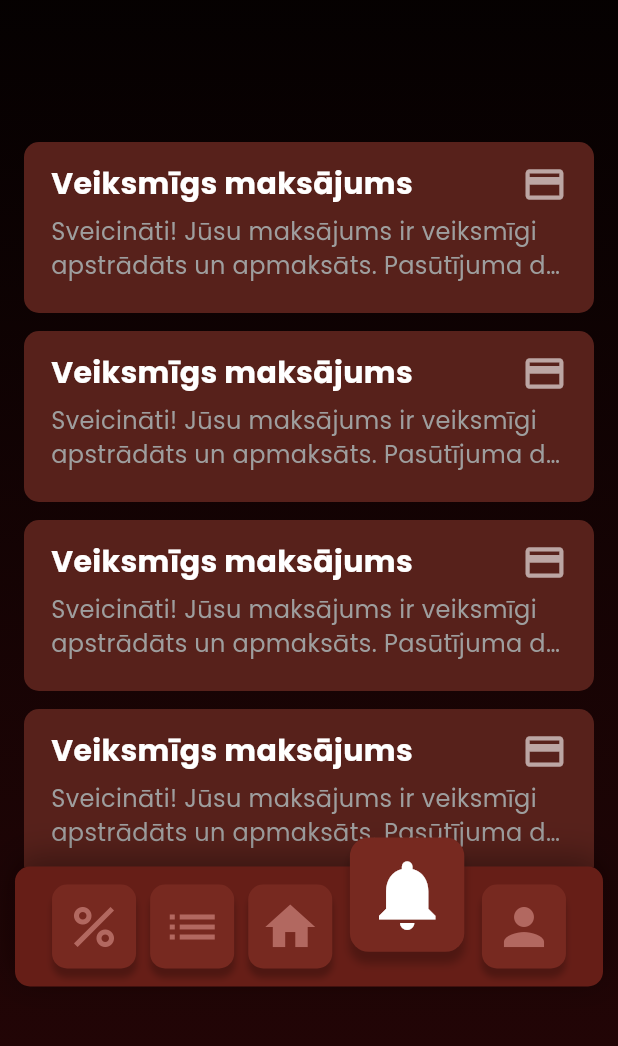
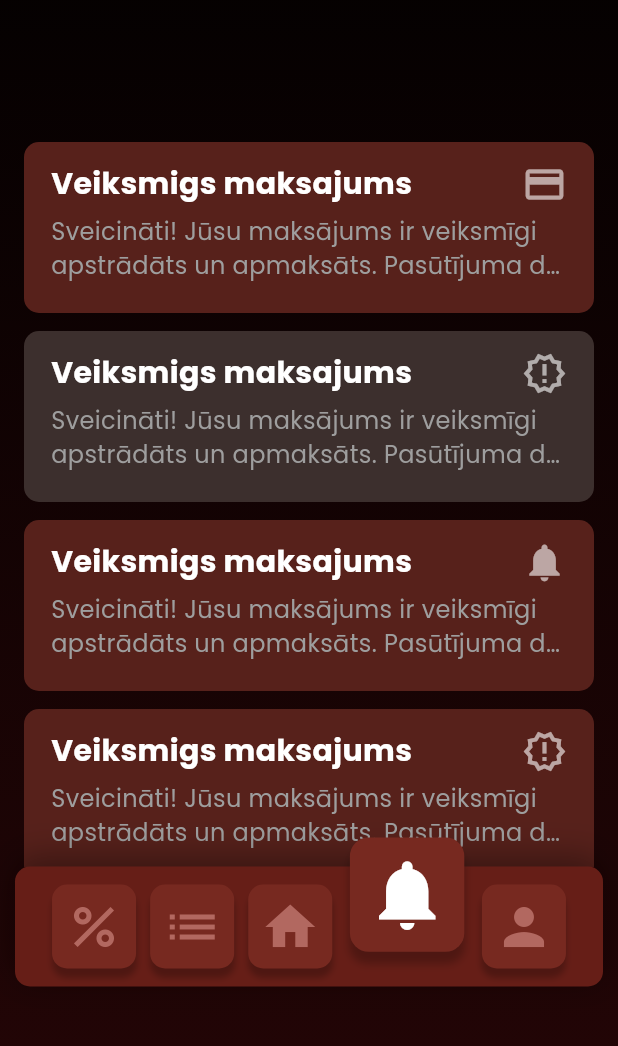
Before and after one commit to mechanical-echo/filmu_nams, a Flutter app: the screen it shows once a user with an empty profile is signed in, item 4 of the bottom bar chosen, on a phone screen of 412 x 824 dp, the part 182-1228 px from its top. Run offline on Flutter 3.47's test engine with Material 3 defaults, Android fonts, the phone set to English and light mode, and no system bars; drawn by our look-alikes of bordered_text; our stand-ins replace cloud_firestore, firebase_auth, firebase_core, firebase_storage, flutter_svg, google_fonts and 2 more; missing offline and left inert: pattern_background; accounts and stored records are empty; generated files the repository leaves out were written again; Roboto replaces fonts that are missing (Kodchasan).

Commit message:
notification action placeholders | loading | notification class and enums

```diff
--- a/lib/assets/theme.dart
+++ b/lib/assets/theme.dart
@@ -6,6 +6,7 @@ ThemeData theme = ThemeData(
     primaryColor: Color.fromARGB(255, 123, 29, 29),
     focusColor: Color.fromARGB(255, 119, 41, 32),
     cardColor: Color.fromARGB(255, 87, 33, 27),
+    disabledColor: Color.fromARGB(255, 60, 47, 45),
     bottomNavigationBarTheme: BottomNavigationBarThemeData(
         backgroundColor: Color.fromARGB(255, 102, 30, 23),
         unselectedItemColor: Color.fromARGB(255, 178, 104, 96),
--- a/lib/views/client/main/notifications/notifications.dart
+++ b/lib/views/client/main/notifications/notifications.dart
@@ -1,23 +1,76 @@
 import 'package:flutter/material.dart';
 import 'package:google_fonts/google_fonts.dart';
+import 'package:loading_animation_widget/loading_animation_widget.dart';
+
+enum NotificationState { read, unread, deleted }
+
+enum NotificationType { payment, reminder, other }
+
+IconData getNotificationIcon(NotificationType type) {
+  switch (type) {
+    case NotificationType.payment:
+      return Icons.payment;
+    case NotificationType.reminder:
+      return Icons.notifications;
+    case NotificationType.other:
+      return Icons.new_releases_outlined;
+  }
+}
+
+class Notification {
+  Notification({
+    required this.title,
+    required this.message,
+    this.state = NotificationState.unread,
+    this.type = NotificationType.other,
+  });
+
+  final String title;
+  final String message;
+
+  NotificationState state;
+  NotificationType type;
+}
 
 class Notifications extends StatelessWidget {
   const Notifications({super.key});
 
   @override
   Widget build(BuildContext context) {
-    List<String> notifications = [
-      "Veiksmīgs maksājums",
-      "Veiksmīgs maksājums",
-      "Veiksmīgs maksājums",
-      "Veiksmīgs maksājums",
-      "Veiksmīgs maksājums",
-      "Veiksmīgs maksājums",
-      "Veiksmīgs maksājums",
-      "Veiksmīgs maksājums",
-      "Veiksmīgs maksājums",
-      "Veiksmīgs maksājums",
-      "Veiksmīgs maksājums",
+    List<Notification> notifications = [
+      Notification(
+        title: "Veiksmigs maksajums",
+        message:
+            "Sveicināti! Jūsu maksājums ir veiksmīgi apstrādāts un apmaksāts. Pasūtījuma detaļas: 1 piegušo biļete filmai “Lorem Ipsum”",
+        type: NotificationType.payment,
+      ),
+      Notification(
+        title: "Veiksmigs maksajums",
+        message:
+            "Sveicināti! Jūsu maksājums ir veiksmīgi apstrādāts un apmaksāts. Pasūtījuma detaļas: 1 piegušo biļete filmai “Lorem Ipsum”",
+        state: NotificationState.read,
+      ),
+      Notification(
+        title: "Veiksmigs maksajums",
+        message:
+            "Sveicināti! Jūsu maksājums ir veiksmīgi apstrādāts un apmaksāts. Pasūtījuma detaļas: 1 piegušo biļete filmai “Lorem Ipsum”",
+        type: NotificationType.reminder,
+      ),
+      Notification(
+        title: "Veiksmigs maksajums",
+        message:
+            "Sveicināti! Jūsu maksājums ir veiksmīgi apstrādāts un apmaksāts. Pasūtījuma detaļas: 1 piegušo biļete filmai “Lorem Ipsum”",
+      ),
+      Notification(
+        title: "Veiksmigs maksajums",
+        message:
+            "Sveicināti! Jūsu maksājums ir veiksmīgi apstrādāts un apmaksāts. Pasūtījuma detaļas: 1 piegušo biļete filmai “Lorem Ipsum”",
+      ),
+      Notification(
+        title: "Veiksmigs maksajums",
+        message:
+            "Sveicināti! Jūsu maksājums ir veiksmīgi apstrādāts un apmaksāts. Pasūtījuma detaļas: 1 piegušo biļete filmai “Lorem Ipsum”",
+      ),
     ];
 
     return Padding(
@@ -29,7 +82,7 @@ class Notifications extends StatelessWidget {
             children: List.generate(
               notifications.length,
               (index) => NotificationItem(
-                notifcationTitle: notifications[index],
+                notification: notifications[index],
               ),
             ),
           ),
@@ -40,9 +93,9 @@ class Notifications extends StatelessWidget {
 }
 
 class NotificationItem extends StatefulWidget {
-  const NotificationItem({super.key, required this.notifcationTitle});
+  const NotificationItem({super.key, required this.notification});
 
-  final String notifcationTitle;
+  final Notification notification;
 
   @override
   State<NotificationItem> createState() => _NotificationItemState();
@@ -50,6 +103,7 @@ class NotificationItem extends StatefulWidget {
 
 class _NotificationItemState extends State<NotificationItem> {
   bool isExpanded = false;
+  bool isLoading = false;
 
   @override
   Widget build(BuildContext context) {
@@ -60,11 +114,7 @@ class _NotificationItemState extends State<NotificationItem> {
       alignment: Alignment.topCenter,
       curve: Cubic(.69, -0.29, .4, 1.73),
       child: GestureDetector(
-        onTap: () {
-          setState(() {
-            isExpanded = !isExpanded;
-          });
-        },
+        onTap: _toggleExpanded,
         child: Container(
           padding:
               const EdgeInsets.only(top: 13, left: 18, right: 18, bottom: 20),
@@ -76,10 +126,19 @@ class _NotificationItemState extends State<NotificationItem> {
           ),
           width: width,
           decoration: BoxDecoration(
-            color: Theme.of(context).cardColor,
+            color: widget.notification.state == NotificationState.unread
+                ? Theme.of(context).cardColor
+                : Theme.of(context).disabledColor,
             borderRadius: BorderRadius.circular(10),
           ),
-          child: Column(
+          child: isLoading
+              ? Center(
+                  child: LoadingAnimationWidget.stretchedDots(
+                    size: 100,
+                    color: Colors.white,
+                  ),
+                )
+              : Column(
                   children: [
                     Padding(
                       padding: const EdgeInsets.only(bottom: 5.0),
@@ -87,14 +146,14 @@ class _NotificationItemState extends State<NotificationItem> {
                         mainAxisAlignment: MainAxisAlignment.spaceBetween,
                         children: [
                           Text(
-                      widget.notifcationTitle,
+                            widget.notification.title,
                             style: GoogleFonts.poppins(
                                 fontSize: 20,
                                 color: Colors.white,
                                 fontWeight: FontWeight.bold),
                           ),
                           Icon(
-                      Icons.payment,
+                            getNotificationIcon(widget.notification.type),
                             color: Colors.white60,
                             size: 30,
                           ),
@@ -102,14 +161,15 @@ class _NotificationItemState extends State<NotificationItem> {
                       ),
                     ),
                     Text(
-                "Sveicināti! Jūsu maksājums ir veiksmīgi apstrādāts un apmaksāts. Pasūtījuma detaļas: 1 piegušo biļete filmai “Lorem Ipsum”",
+                      widget.notification.message,
                       style: GoogleFonts.poppins(
                         color: Colors.grey[500],
                         fontSize: 16,
                       ),
                       maxLines: isExpanded ? null : 2,
-                overflow:
-                    isExpanded ? TextOverflow.visible : TextOverflow.ellipsis,
+                      overflow: isExpanded
+                          ? TextOverflow.visible
+                          : TextOverflow.ellipsis,
                     ),
                     if (isExpanded)
                       Padding(
@@ -118,19 +178,31 @@ class _NotificationItemState extends State<NotificationItem> {
                           mainAxisAlignment: MainAxisAlignment.spaceBetween,
                           children: [
                             FilledButton(
-                        onPressed: () {},
+                              onPressed: _toggleRead,
                               style: FilledButton.styleFrom(
                                 fixedSize: Size(200, 40),
+                                backgroundColor: widget.notification.state ==
+                                        NotificationState.unread
+                                    ? Theme.of(context).focusColor
+                                    : Theme.of(context)
+                                        .disabledColor
+                                        .withRed(100),
                               ),
                               child: Text(
-                          "Atzimet ka lasito",
+                                "Atzimēt kā ${widget.notification.state == NotificationState.unread ? "izlasīto" : "neizlasīto"}",
                                 style: GoogleFonts.poppins(fontSize: 15),
                               ),
                             ),
                             FilledButton(
-                        onPressed: () {},
+                              onPressed: _onDelete,
                               style: FilledButton.styleFrom(
-                          fixedSize: Size(110, 40),
+                                fixedSize: Size(140, 40),
+                                backgroundColor: widget.notification.state ==
+                                        NotificationState.unread
+                                    ? Theme.of(context).focusColor
+                                    : Theme.of(context)
+                                        .disabledColor
+                                        .withRed(100),
                               ),
                               child: Text(
                                 "Dzest",
@@ -146,4 +218,35 @@ class _NotificationItemState extends State<NotificationItem> {
       ),
     );
   }
+
+  void _toggleExpanded() {
+    setState(() {
+      isExpanded = !isExpanded;
+    });
   }
+
+  void _toggleRead() {
+    // TODO: Implement changing notification's state in db
+
+    setState(() {
+      widget.notification.state =
+          widget.notification.state == NotificationState.read
+              ? NotificationState.unread
+              : NotificationState.read;
+    });
+  }
+
+  void _onDelete() {
+    setState(() {
+      isLoading = true;
+    });
+
+    // TODO: Implement notification deletion
+
+    Future.delayed(const Duration(seconds: 2), () {
+      setState(() {
+        isLoading = false;
+      });
+    });
+  }
+}
```
Also changed, not shown: 3 other files. Lines whose indentation alone changed are shown as unchanged.
